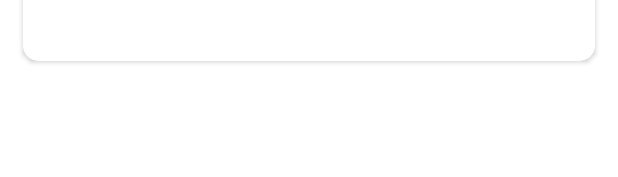
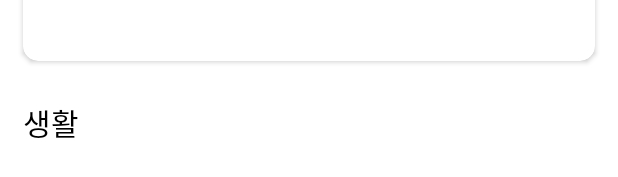
Before and after one commit to dgsw-us/us-android, an Android app: the layout fragment_home.xml on its own in the app's theme, with its tools: preview values and no code run, on a phone screen of 412 x 824 dp. Shown: the part 394-571 px from the top of the screen. Run offline under Robolectric (Android 15) with nearby library versions, the phone set to English and light mode, and no system bars.

Commit message:
Feat: 인트로 화면에 간단한 팁 추가

```diff
--- a/presentation/src/main/AndroidManifest.xml
+++ b/presentation/src/main/AndroidManifest.xml
@@ -2,7 +2,7 @@
 <manifest xmlns:android="http://schemas.android.com/apk/res/android"
     xmlns:tools="http://schemas.android.com/tools">
 
-    <uses-permission android:name="android.permission.INTERNET"/>
+    <uses-permission android:name="android.permission.INTERNET" />
 
     <application
         android:allowBackup="true"
@@ -15,7 +15,7 @@
         android:theme="@style/Theme.Usandroid"
         tools:targetApi="31">
         <activity
-            android:name=".MainActivity"
+            android:name=".IntroActivity"
             android:exported="true">
             <intent-filter>
                 <action android:name="android.intent.action.MAIN" />
@@ -23,6 +23,7 @@
                 <category android:name="android.intent.category.LAUNCHER" />
             </intent-filter>
         </activity>
+        <activity android:name=".MainActivity"/>
     </application>
 
 </manifest>
--- a/presentation/src/main/res/layout/fragment_home.xml
+++ b/presentation/src/main/res/layout/fragment_home.xml
@@ -96,6 +96,15 @@
                         android:gravity="center"
                         android:layout_marginTop="8dp"
                         android:layout_marginBottom="8dp"/>
+                    <TextView
+                        android:layout_width="wrap_content"
+                        android:layout_height="wrap_content"
+                        android:text="생활"
+                        android:layout_marginStart="15dp"
+                        android:layout_marginTop="10dp"
+                        android:textColor="@color/black"
+                        android:textSize="20sp"
+                        android:fontFamily="@font/pretendard_semibold"/>
                 </LinearLayout>
             </ScrollView>
         </LinearLayout>
```
Also changed, not shown: presentation/src/main/java/kr/us/us_android/IntroActivity.kt (added, +26 -0 lines), presentation/src/main/res/layout/activity_intro.xml (added, +21 -0 lines).
